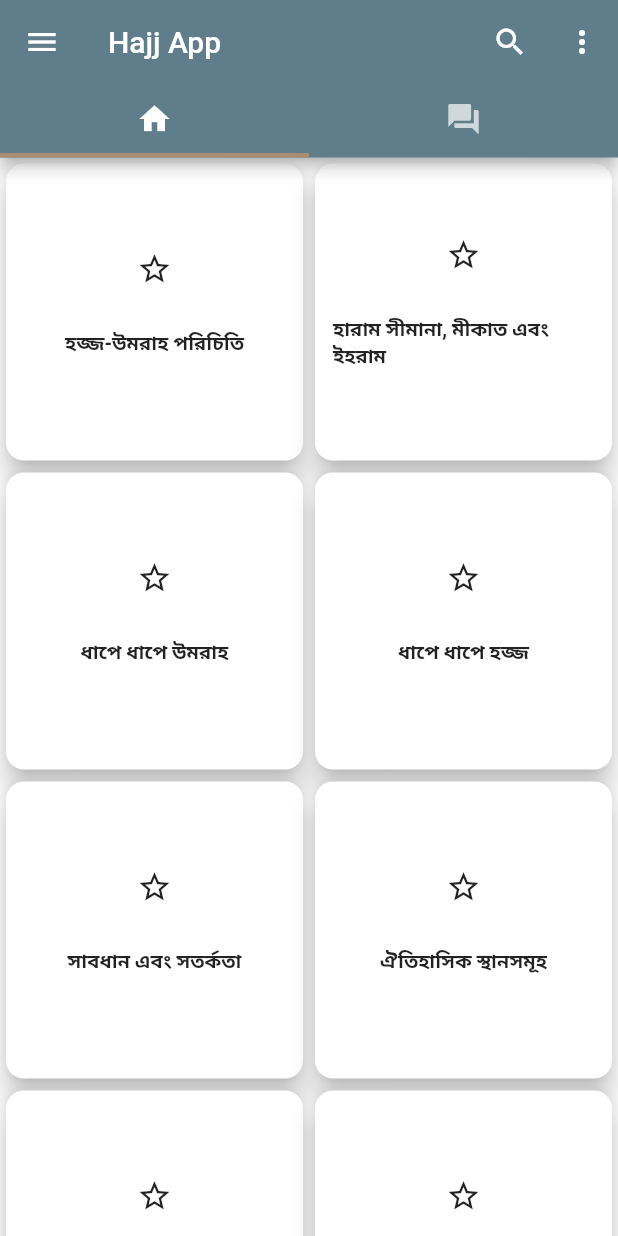
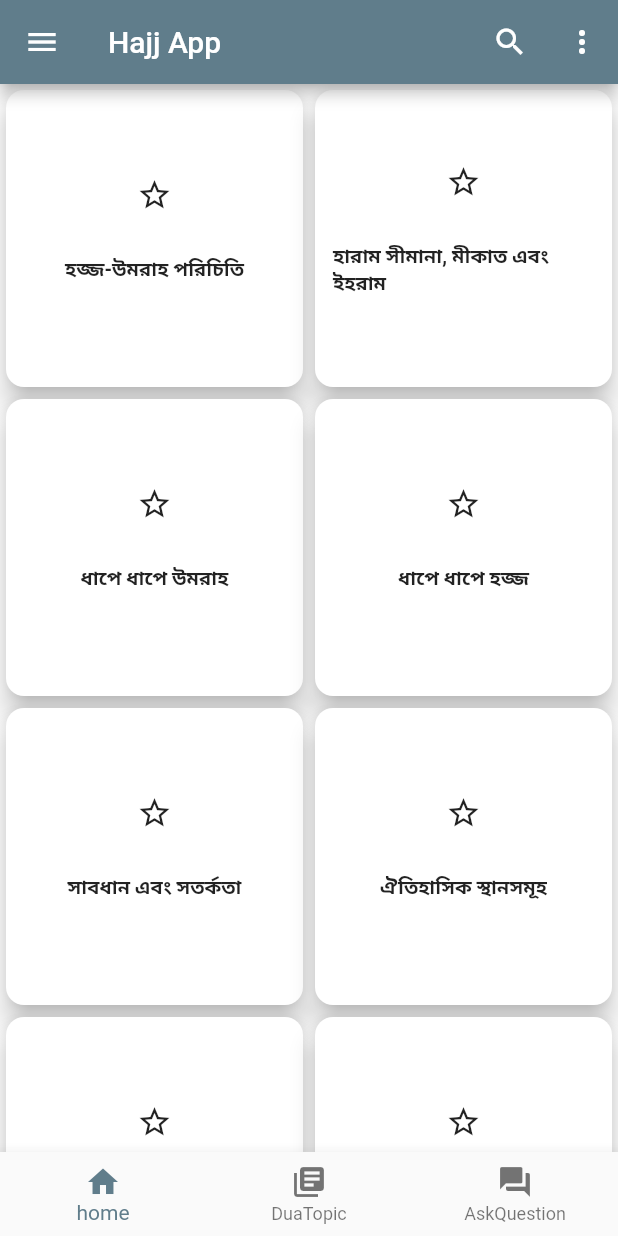
Before and after one commit to NewazRedoy/hajj-app, a Flutter app: the screen it shows after launch, on a phone screen of 412 x 824 dp. Run offline on Flutter 3.47's test engine with Material 2 defaults, Android fonts, the phone set to English and light mode, and no system bars; our stand-ins replace firebase_auth, firebase_database, shared_preferences, sqflite; accounts and stored records are empty.

Commit message:
home ui change

```diff
--- a/lib/screen/HomePage.dart
+++ b/lib/screen/HomePage.dart
@@ -10,19 +10,13 @@ class Home extends StatefulWidget {
 }
 
 class _HomeState extends State<Home> with SingleTickerProviderStateMixin {
-  TabController controller;
-
-  @override
-  void initState() {
-    controller = TabController(length: 2, vsync: this);
-    super.initState();
+ int _currentIndex=0;
+ Widget callPages(int currentIndex){
+  switch (currentIndex){
+    case 0: return TopicGridPage();
+    case 1: return DuaTopicPage();
   }
-
-  @override
-  void dispose() {
-    controller.dispose();
-    super.dispose();
-  }
+ }
 
   @override
   Widget build(BuildContext context) {
@@ -31,24 +25,29 @@ class _HomeState extends State<Home> with SingleTickerProviderStateMixin {
       appBar: AppBar(
         title: Text("Hajj App"),
         actions: <Widget>[SearchSettings()],
-        bottom: TabBar(
-          controller: controller,
-          indicatorWeight: 3.0,
-          tabs: <Widget>[
-            Tab(
-              icon: Icon(Icons.home),
-            ),
-            Tab(
-              icon: Icon(Icons.question_answer),
-            ),
-          ],
-        ),
       ),
-      body: TabBarView(
-        controller: controller,
-        children: <Widget>[
-          TopicGridPage(),
-          DuaTopicPage(),
+      body: callPages(_currentIndex),
+      bottomNavigationBar: BottomNavigationBar(
+        currentIndex: _currentIndex,
+        onTap: (value) {
+          _currentIndex=value;
+          setState(() {
+
+          });
+        },
+        items: [
+          BottomNavigationBarItem(
+            icon: Icon(Icons.home),
+            title: Text("home"),
+          ),
+          BottomNavigationBarItem(
+            icon: Icon(Icons.library_books),
+            title: Text("DuaTopic"),
+          ),
+          BottomNavigationBarItem(
+            icon: Icon(Icons.question_answer),
+            title: Text("AskQuestion"),
+          ),
         ],
       ),
     );
```
Also changed, not shown: pubspec.lock.
